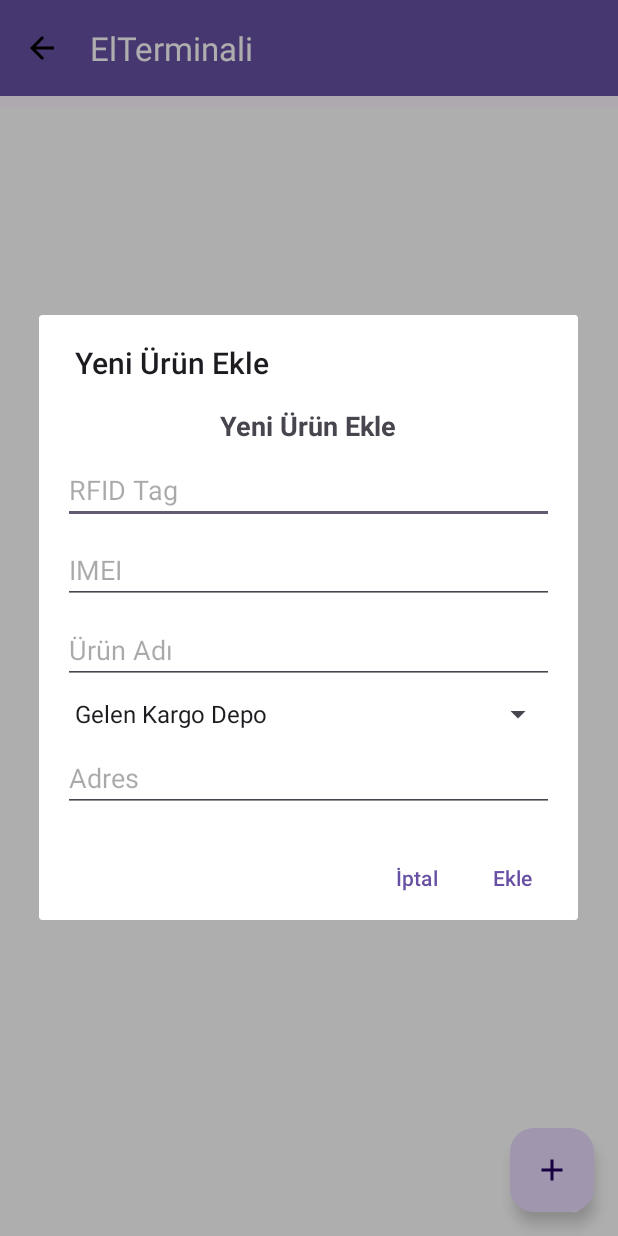
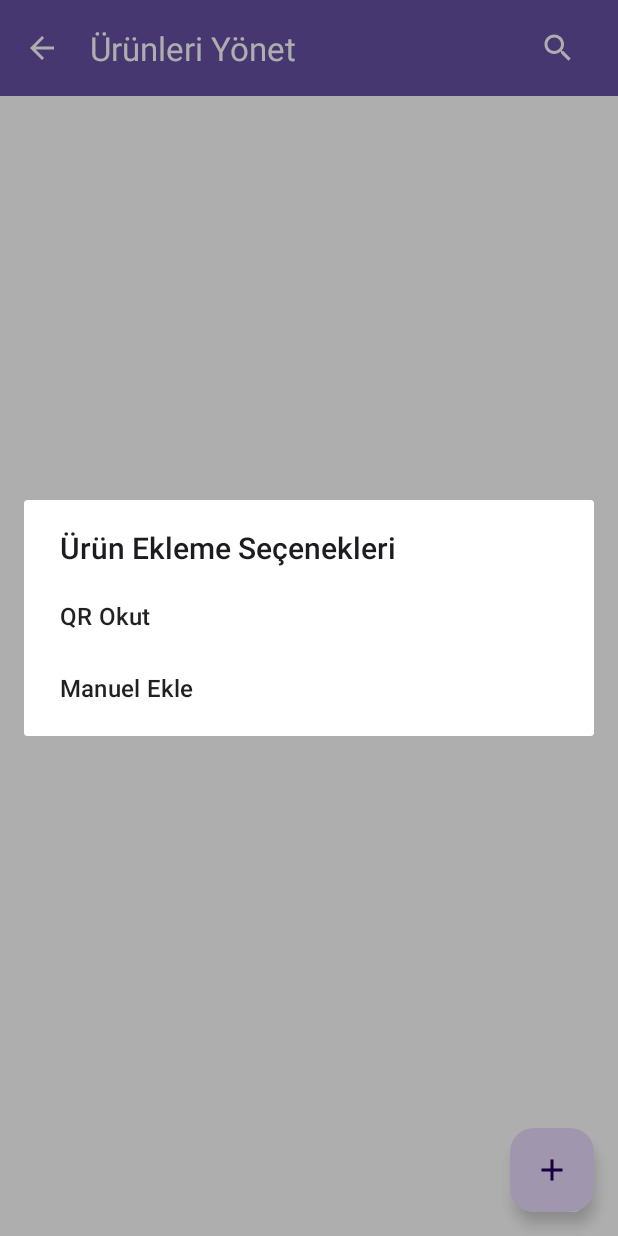
Before and after one commit to AlejandroTaichu/RFIDHandled, an Android app: the ProductActivity screen opened directly, with no data from a screen before it, after a tap on an icon or button, on a phone screen of 412 x 824 dp. Run offline under Robolectric (Android 15) with nearby library versions, the phone set to English and light mode, and no system bars; our stand-ins replace Room's generated code; libraries missing offline, so code that uses them is left out: com.google.zxing.integration.

Commit message:
Yeni eklentiler

```diff
--- a/app/src/main/AndroidManifest.xml
+++ b/app/src/main/AndroidManifest.xml
@@ -14,7 +14,7 @@
         tools:targetApi="31">
 
         <activity
-            android:name=".ui.login.LoginActivity"
+            android:name=".ui.main.MainActivity"
             android:exported="true">
             <intent-filter>
                 <action android:name="android.intent.action.MAIN" />
@@ -22,7 +22,7 @@
             </intent-filter>
         </activity>
         <activity
-            android:name=".ui.main.MainActivity"
+            android:name=".ui.login.LoginActivity"
             android:exported="false" />
 
         <activity
--- a/app/src/main/java/com/alihantaycu/elterminali/ui/product/ProductActivity.kt
+++ b/app/src/main/java/com/alihantaycu/elterminali/ui/product/ProductActivity.kt
@@ -1,9 +1,9 @@
 package com.alihantaycu.elterminali.ui.product
 
+import android.content.Intent
 import android.os.Bundle
 import android.widget.ArrayAdapter
-import android.widget.Filter
-import android.widget.Filterable
+import android.widget.Toast
 import androidx.appcompat.app.AlertDialog
 import androidx.appcompat.app.AppCompatActivity
 import androidx.lifecycle.lifecycleScope
@@ -14,6 +14,7 @@ import com.alihantaycu.elterminali.databinding.ActivityProductBinding
 import com.alihantaycu.elterminali.databinding.DialogAddEditProductBinding
 import com.alihantaycu.elterminali.data.dao.ProductDao
 import com.alihantaycu.elterminali.data.database.AppDatabase
+import com.google.zxing.integration.android.IntentIntegrator
 import kotlinx.coroutines.launch
 import java.text.SimpleDateFormat
 import java.util.*
@@ -60,9 +61,69 @@ class ProductActivity : AppCompatActivity() {
 
     private fun setupAddProductFab() {
         binding.addProductFab.setOnClickListener {
-            showAddProductDialog()
+            showAddOptionsDialog() // Seçenekler diyalogunu göster
         }
     }
+
+
+    private fun startQRScanner() {
+        val integrator = IntentIntegrator(this)
+        integrator.setDesiredBarcodeFormats(IntentIntegrator.QR_CODE) // Sadece QR kod taraması için
+        integrator.setPrompt("Lütfen QR kodu okutun")
+        integrator.setCameraId(0) // Arka kamerayı kullan
+        integrator.setBeepEnabled(true) // QR kod okunduğunda bip sesi çal
+        integrator.setBarcodeImageEnabled(true) // QR kodun görüntüsünü kaydet
+        integrator.initiateScan() // Tarayıcıyı başlat
+    }
+
+    private fun showAddOptionsDialog() {
+        val options = arrayOf("QR Okut", "Manuel Ekle")
+
+        AlertDialog.Builder(this)
+            .setTitle("Ürün Ekleme Seçenekleri")
+            .setItems(options) { dialog, which ->
+                when (which) {
+                    0 -> startQRScanner() // QR Okut seçildiğinde tarayıcıyı başlat
+                    1 -> showAddProductDialog() // Manuel Ekle seçildiğinde ürün ekleme diyalogunu aç
+                }
+            }
+            .show()
+    }
+
+    override fun onActivityResult(requestCode: Int, resultCode: Int, data: Intent?) {
+        val result = IntentIntegrator.parseActivityResult(requestCode, resultCode, data)
+        if (result != null) {
+            if (result.contents == null) {
+                Toast.makeText(this, "QR kod taranamadı", Toast.LENGTH_LONG).show()
+            } else {
+                // QR kodun içeriği burada işlenecek, örneğin:
+                Toast.makeText(this, "Tarama başarılı: ${result.contents}", Toast.LENGTH_LONG).show()
+
+                // İsterseniz bu noktada ürünü QR koddan ekleyebilirsiniz
+                val newProduct = Product(
+                    id = UUID.randomUUID().toString(),
+                    rfidTag = result.contents, // QR koddan gelen içerik
+                    imei = "", // Diğer bilgileri daha sonra doldurabilirsiniz
+                    name = "",
+                    location = "",
+                    address = "",
+                    createdDate = getCurrentDate()
+                )
+                addProductToDatabase(newProduct)
+            }
+        } else {
+            super.onActivityResult(requestCode, resultCode, data)
+        }
+    }
+
+    private fun setupToolbar() {
+        setSupportActionBar(binding.toolbar)
+        supportActionBar?.apply {
+            setDisplayHomeAsUpEnabled(true)
+            title = "Ürünleri Yönet"
+        }
+    }
+
 
     private fun setupSearchView() {
         binding.productSearchView.setOnQueryTextListener(object : androidx.appcompat.widget.SearchView.OnQueryTextListener {
--- a/app/src/main/res/layout/activity_product.xml
+++ b/app/src/main/res/layout/activity_product.xml
@@ -10,51 +10,49 @@
     <com.google.android.material.appbar.AppBarLayout
         android:layout_width="match_parent"
         android:layout_height="wrap_content"
-        android:theme="@style/ThemeOverlay.AppCompat.Dark.ActionBar"
-        android:layout_marginBottom="8dp">
+        android:theme="@style/ThemeOverlay.AppCompat.Dark.ActionBar">
 
+        <!-- activity_product.xml -->
         <androidx.appcompat.widget.Toolbar
             android:id="@+id/toolbar"
             android:layout_width="match_parent"
             android:layout_height="?attr/actionBarSize"
-            android:layout_gravity="start|center_vertical"
-            android:layout_marginBottom="8dp"
             android:background="?attr/colorPrimary"
-            android:elevation="4dp"
-            android:title="Ürünler"
-            app:navigationIcon="@drawable/ic_arrow_back"
-            app:popupTheme="@style/ThemeOverlay.AppCompat.Light" />
+            app:title="Ürünleri Yönet"
+            app:titleTextColor="@android:color/white"
+            app:popupTheme="@style/ThemeOverlay.AppCompat.Light">
+
+            <androidx.appcompat.widget.SearchView
+                android:id="@+id/productSearchView"
+                android:layout_width="wrap_content"
+                android:layout_height="wrap_content"
+                android:layout_gravity="end"
+                android:layout_marginEnd="16dp"
+                android:background="@android:color/transparent"
+                android:queryHint="Ürün Ara"
+                app:iconifiedByDefault="true"
+                app:queryHint="Ürün Ara" />
+
+        </androidx.appcompat.widget.Toolbar>
+
     </com.google.android.material.appbar.AppBarLayout>
-
-    <!-- SearchView with Margin to Toolbar -->
-    <androidx.appcompat.widget.SearchView
-        android:id="@+id/productSearchView"
-        android:layout_width="match_parent"
-        android:layout_height="wrap_content"
-        android:queryHint="Ürün Ara"
-        android:layout_marginTop="8dp"
-        app:layout_anchor="@id/toolbar"
-        app:layout_anchorGravity="bottom|start"
-        android:layout_margin="16dp"
-        android:visibility="gone" /> <!-- Hidden initially -->
 
     <!-- RecyclerView for Product List -->
     <androidx.recyclerview.widget.RecyclerView
         android:id="@+id/productsRecyclerView"
         android:layout_width="match_parent"
         android:layout_height="match_parent"
-        android:layout_marginTop="8dp"
-        app:layout_behavior="@string/appbar_scrolling_view_behavior"
-        android:padding="16dp"/>
+        android:padding="16dp"
+        app:layout_behavior="@string/appbar_scrolling_view_behavior" />
 
     <!-- FloatingActionButton to Add Product -->
     <com.google.android.material.floatingactionbutton.FloatingActionButton
         android:id="@+id/addProductFab"
         android:layout_width="wrap_content"
         android:layout_height="wrap_content"
+        android:layout_margin="16dp"
         android:src="@drawable/ic_add_white"
-        android:layout_margin="16dp"
         app:layout_anchor="@id/productsRecyclerView"
-        app:layout_anchorGravity="bottom|end"
-        android:layout_gravity="end|bottom"/>
+        app:layout_anchorGravity="bottom|end" />
+
 </androidx.coordinatorlayout.widget.CoordinatorLayout>
--- a/app/src/main/res/values/strings.xml
+++ b/app/src/main/res/values/strings.xml
@@ -1,3 +1,3 @@
 <resources>
-    <string name="app_name">ElTerminali</string>
+    <string name="app_name">RFID Handled</string>
 </resources>
```
Also changed, not shown: app/src/main/java/com/alihantaycu/elterminali/ui/product/ProductAdapter.kt (+14 -8 lines).
